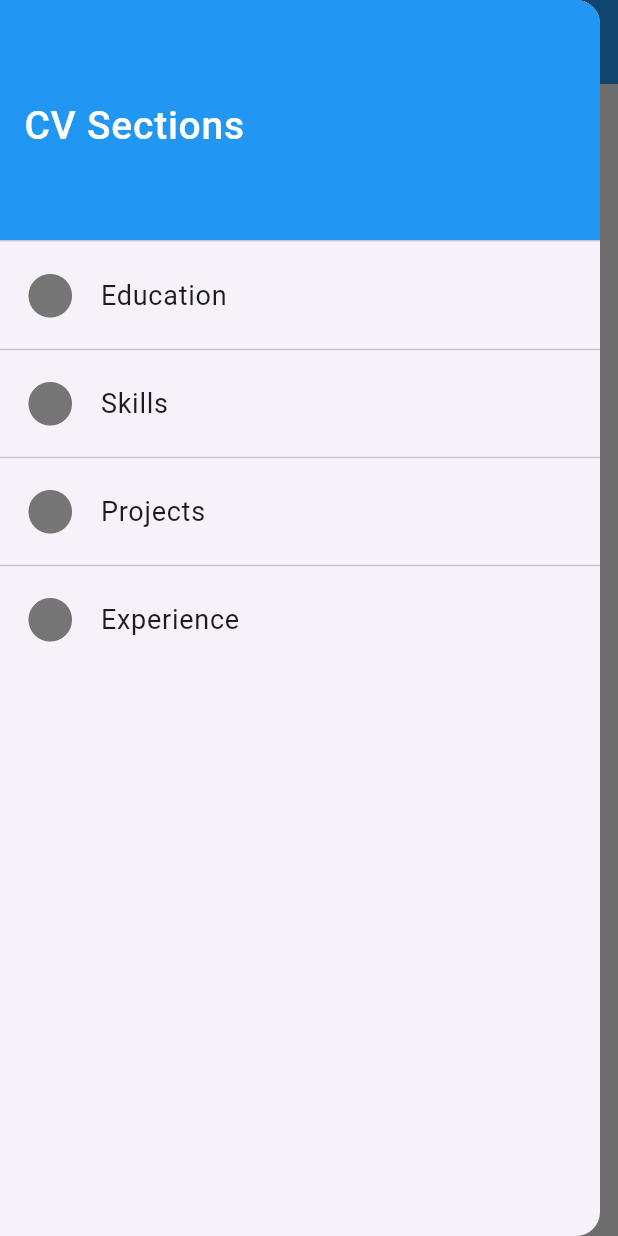
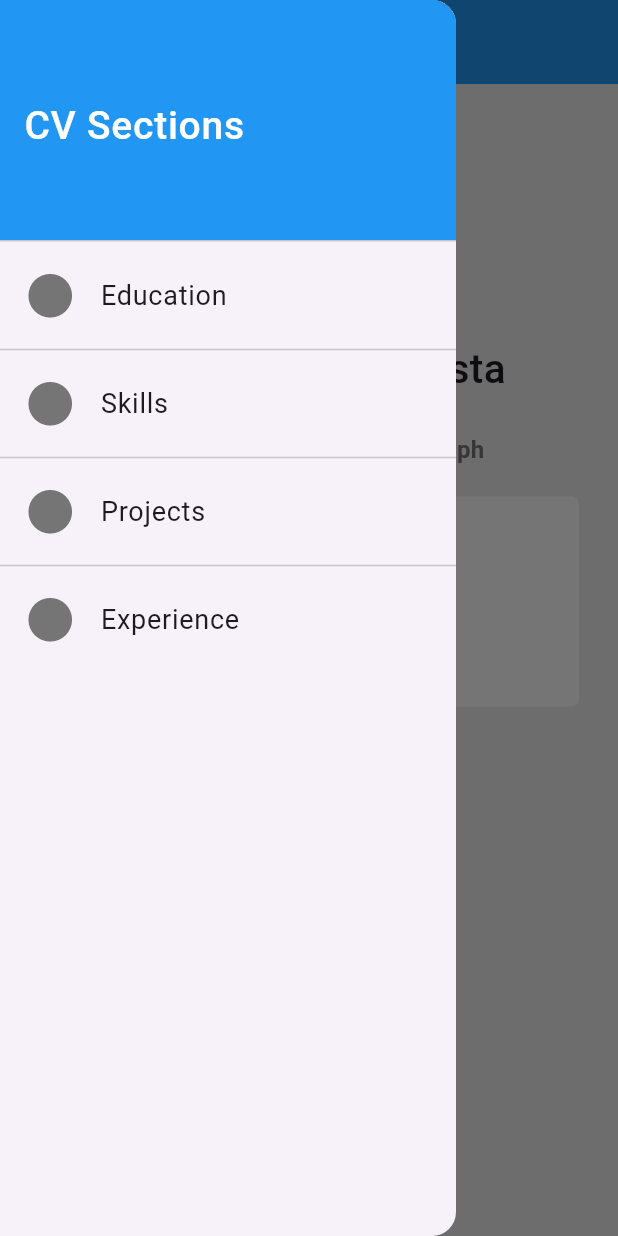
Before and after one commit to KimMathew/flutter_activity2, a Flutter app: the screen it shows after launch, with the side drawer open, on a phone screen of 412 x 824 dp. Run offline on Flutter 3.47's test engine with Material 3 defaults, Android fonts, the phone set to English and light mode, and no system bars.

Commit message:
removed drawer width

```diff
--- a/lib/basic_screen.dart
+++ b/lib/basic_screen.dart
@@ -20,7 +20,6 @@ class BasicScreen extends StatelessWidget{
           ], ),
       body: ImmutableWidget(),
       drawer: Drawer(
-        width: 400,
         child: ListView(
           padding: EdgeInsets.zero,
           children: <Widget>[
```
